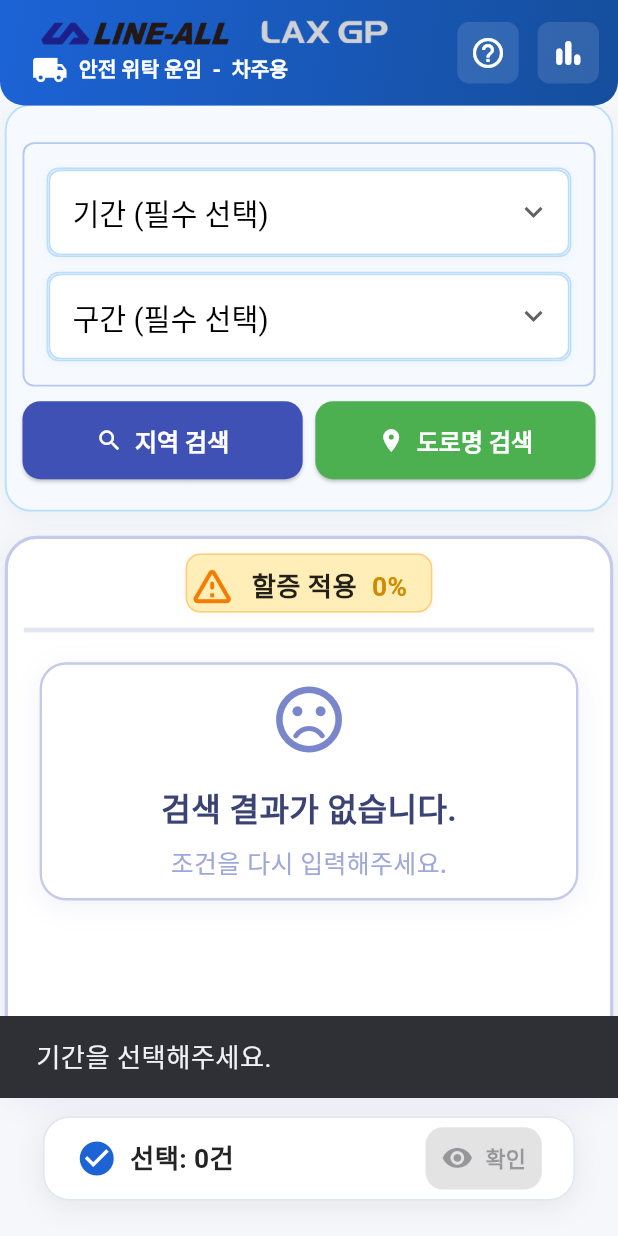
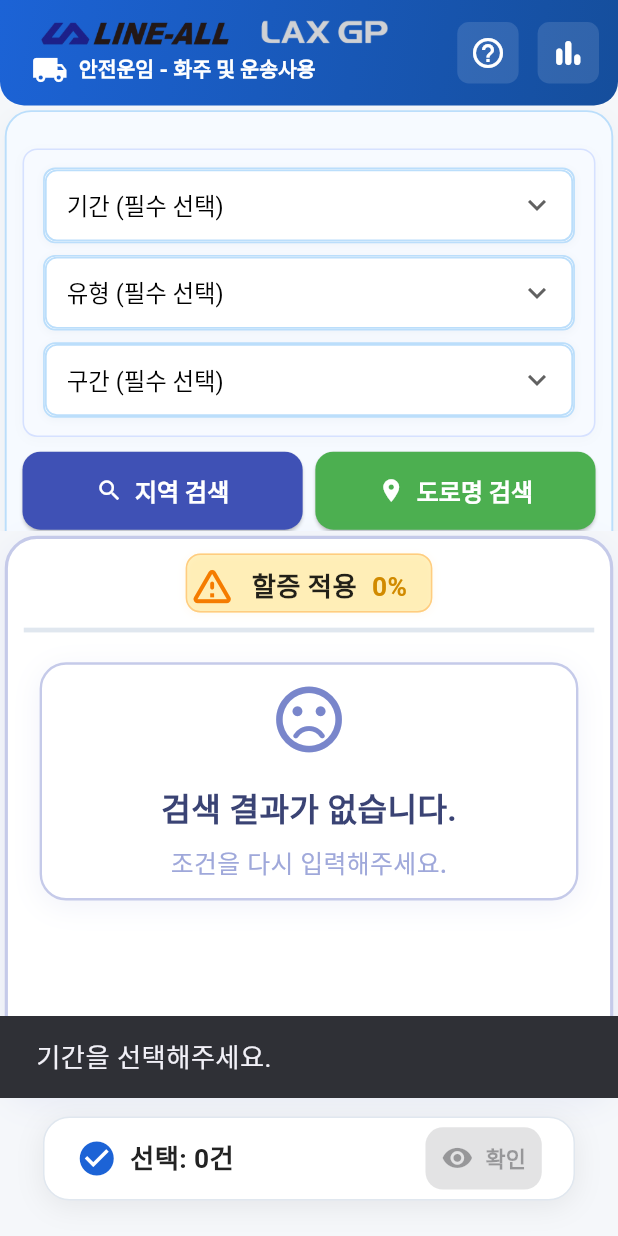
Before and after one commit to jang1231111/line-all-company, a Flutter app: the screen it shows after launch, after a tap on "지역 검색", on a phone screen of 412 x 824 dp. Run offline on Flutter 3.47's test engine with Material 3 defaults, Android fonts, the phone set to English and light mode, and no system bars; our stand-ins replace dio, firebase_core, firebase_crashlytics, flutter_riverpod, flutter_screenutil, freezed_annotation and 3 more; missing offline and left inert: tutorial_coach_mark; accounts and stored records are empty.

Commit message:
🎨 DropdownRow 폰트 축소 - 유형 드롭다운 추가 및 폰트 축소

```diff
--- a/lib/common/widgets/dropdown_field.dart
+++ b/lib/common/widgets/dropdown_field.dart
@@ -13,6 +13,7 @@ class DropdownField extends StatelessWidget {
   final bool enabled;
   final TextStyle? style;
   final TextStyle? hintStyle;
+  final EdgeInsetsGeometry? contentPadding;
 
   const DropdownField({
     super.key,
@@ -28,6 +29,7 @@ class DropdownField extends StatelessWidget {
     this.enabled = true,
     this.style,
     this.hintStyle,
+    this.contentPadding,
   });
 
   InputDecoration _decoration() => InputDecoration(
@@ -35,7 +37,8 @@ class DropdownField extends StatelessWidget {
         hintStyle: hintStyle,
         filled: true,
         fillColor: enabled ? Colors.white : Colors.grey.shade100,
-        contentPadding: const EdgeInsets.symmetric(horizontal: 12, vertical: 14),
+        contentPadding:
+            contentPadding ?? const EdgeInsets.symmetric(horizontal: 12, vertical: 14),
         border: OutlineInputBorder(
           borderRadius: BorderRadius.circular(8),
           borderSide: BorderSide(color: Colors.blue.shade100),
@@ -89,6 +92,8 @@ class DropdownField extends StatelessWidget {
               width: 1.5,
             ),
           ),
+          contentPadding:
+              contentPadding ?? const EdgeInsets.symmetric(horizontal: 12, vertical: 14),
         ),
         dropdownColor: Colors.white, // 드롭다운 목록 배경색 명확히 지정
         items: items
@@ -125,7 +130,7 @@ class DropdownField extends StatelessWidget {
         disabledHint: initialValue != null
             ? Text(initialValue!, style: style?.copyWith(color: Colors.grey))
             : null,
-        icon: const Icon(Icons.keyboard_arrow_down),
+        icon: icon != null ? Icon(icon) : const Icon(Icons.keyboard_arrow_down),
       ),
     );
   }
--- a/lib/features/condition/presentation/data/condition_options.dart
+++ b/lib/features/condition/presentation/data/condition_options.dart
@@ -47,7 +47,7 @@ const periodOptions = [
 ];
 
 const typeOptions = [
-  DropdownOption(value: '', label: '필수 선택'),
+  DropdownOption(value: '', label: '유형 (필수 선택)'),
   DropdownOption(value: 'transport', label: '안전운송운임'),
   DropdownOption(value: 'driver', label: '운수사업자간운임'),
   DropdownOption(value: 'safe', label: '안전위탁운임'),
@@ -111,7 +111,6 @@ const sidoOptions = [
 
 // 시군구, 읍면동, 법정동 등은 json에서 동적으로 파싱해서 사용 권장
 
-
 // section label 가져오기 함수
 String getSectionLabel(String value) {
   final option = sectionOptions.firstWhere(
--- a/lib/features/condition/presentation/pages/condition_form_page.dart
+++ b/lib/features/condition/presentation/pages/condition_form_page.dart
@@ -21,6 +21,7 @@ class ConditionFormPage extends ConsumerStatefulWidget {
 class _ConditionFormPageState extends ConsumerState<ConditionFormPage> {
   static const String _tutorialShownKey = 'condition_tutorial_shown_v1';
   final GlobalKey periodTargetKey = GlobalKey();
+  final GlobalKey typeTargetKey = GlobalKey();
   final GlobalKey sectionTargetKey = GlobalKey();
   final GlobalKey searchKey = GlobalKey();
   final GlobalKey regionButtonKey = GlobalKey();
@@ -453,6 +454,13 @@ class _ConditionFormPageState extends ConsumerState<ConditionFormPage> {
           alignment: 0.2,
         );
       }
+      // if (typeTargetKey.currentContext != null) {
+      //   await Scrollable.ensureVisible(
+      //     typeTargetKey.currentContext!,
+      //     duration: const Duration(milliseconds: 300),
+      //     alignment: 1.0,
+      //   );
+      // }
       // 바텀/앱바도 화면에 보이도록(있다면)
       if (selectedBottomKey.currentContext != null) {
         await Scrollable.ensureVisible(
@@ -640,7 +648,7 @@ class _ConditionFormPageState extends ConsumerState<ConditionFormPage> {
                           const Icon(Icons.local_shipping, color: Colors.white),
                           SizedBox(width: 7.w),
                           Text(
-                            '안전 위탁 운임  -  차주용',
+                            '안전운임 - 화주 및 운송사용',
                             style: TextStyle(
                               fontSize: 14.sp,
                               fontWeight: FontWeight.w800,
@@ -744,6 +752,7 @@ class _ConditionFormPageState extends ConsumerState<ConditionFormPage> {
                       children: [
                         ConditionFormWidget(
                           periodTargetKey: periodTargetKey,
+                          typeTargetKey: typeTargetKey,
                           sectionTargetKey: sectionTargetKey,
                           serachKey: searchKey,
                           regionButtonKey: regionButtonKey,
--- a/lib/features/condition/presentation/widgets/condition_form_widget.dart
+++ b/lib/features/condition/presentation/widgets/condition_form_widget.dart
@@ -6,19 +6,20 @@ import 'package:line_all/features/condition/presentation/providers/condition_pro
 import 'package:line_all/features/condition/presentation/widgets/period_dropdown_row.dart';
 import 'package:line_all/features/condition/presentation/widgets/region_selectors_dialog.dart';
 import 'package:line_all/features/condition/presentation/widgets/road_name_search_dialog.dart';
-import 'package:line_all/features/condition/presentation/widgets/search_type_selector_row.dart';
 
 class ConditionFormWidget extends ConsumerStatefulWidget {
-  final GlobalKey? periodTargetKey;
-  final GlobalKey? sectionTargetKey;
+  final GlobalKey periodTargetKey;
+  final GlobalKey typeTargetKey;
+  final GlobalKey sectionTargetKey;
   final GlobalKey? serachKey;
   final GlobalKey? regionButtonKey;
   final GlobalKey? roadButtonKey;
 
   const ConditionFormWidget({
     super.key,
-    this.periodTargetKey,
-    this.sectionTargetKey,
+    required this.periodTargetKey,
+    required this.typeTargetKey,
+    required this.sectionTargetKey,
     this.serachKey,
     this.regionButtonKey,
     this.roadButtonKey,
@@ -35,11 +36,8 @@ class _ConditionFormWidgetState extends ConsumerState<ConditionFormWidget> {
   final _typeFocusNode = FocusNode();
   final _sectionFocusNode = FocusNode();
 
-  final _periodKey = GlobalKey();
-  final _typeKey = GlobalKey();
-  final _sectionKey = GlobalKey();
-
   bool _periodError = false;
+  bool _typeError = false;
   bool _sectionError = false;
 
   @override
@@ -73,15 +71,32 @@ class _ConditionFormWidgetState extends ConsumerState<ConditionFormWidget> {
     final condition = ref.read(conditionViewModelProvider);
     setState(() {
       _periodError = condition.period == null || condition.period!.isEmpty;
+      _typeError = condition.type == null || condition.type!.isEmpty;
       _sectionError = condition.section == null || condition.section!.isEmpty;
     });
 
     if (_periodError) {
-      await _focusAndScroll(_periodKey, _periodFocusNode, '기간을 선택해주세요.');
+      await _focusAndScroll(
+        widget.periodTargetKey,
+        _periodFocusNode,
+        '기간을 선택해주세요.',
+      );
+      return;
+    }
+    if (_typeError) {
+      await _focusAndScroll(
+        widget.typeTargetKey,
+        _typeFocusNode,
+        '유형을 선택해주세요.',
+      );
       return;
     }
     if (_sectionError) {
-      await _focusAndScroll(_sectionKey, _sectionFocusNode, '구간을 선택해주세요.');
+      await _focusAndScroll(
+        widget.sectionTargetKey,
+        _sectionFocusNode,
+        '구간을 선택해주세요.',
+      );
       return;
     }
     onValid();
@@ -123,12 +138,12 @@ class _ConditionFormWidgetState extends ConsumerState<ConditionFormWidget> {
                     SizedBox(height: 14.h),
                     // Period (튜토리얼용 key 전달)
                     PeriodDropdownRow(
-                      key: widget.periodTargetKey ?? _periodKey,
+                      key: widget.periodTargetKey,
+                      typeKey: widget.typeTargetKey,
+                      sectionKey: widget.sectionTargetKey,
                       periodFocusNode: _periodFocusNode,
                       typeFocusNode: _typeFocusNode,
                       sectionFocusNode: _sectionFocusNode,
-                      typeKey: _typeKey,
-                      sectionKey: widget.sectionTargetKey ?? _sectionKey,
                     ),
                     SizedBox(height: 10.h),
                     // 검색 버튼들을 인라인으로 두어 개별 키 부여
@@ -141,12 +156,15 @@ class _ConditionFormWidgetState extends ConsumerState<ConditionFormWidget> {
                               key: widget.regionButtonKey,
                               icon: const Icon(Icons.search),
                               label: const Text('지역 검색'),
-                              style: ElevatedButton.styleFrom(backgroundColor: Colors.indigo),
+                              style: ElevatedButton.styleFrom(
+                                backgroundColor: Colors.indigo,
+                              ),
                               onPressed: () {
                                 _validateAndHandleSearchType(() {
                                   showDialog(
                                     context: context,
-                                    builder: (context) => const RegionSelectorsDialog(),
+                                    builder: (context) =>
+                                        const RegionSelectorsDialog(),
                                   );
                                 });
                               },
@@ -158,12 +176,15 @@ class _ConditionFormWidgetState extends ConsumerState<ConditionFormWidget> {
                               key: widget.roadButtonKey,
                               icon: const Icon(Icons.place),
                               label: const Text('도로명 검색'),
-                              style: ElevatedButton.styleFrom(backgroundColor: Colors.green),
+                              style: ElevatedButton.styleFrom(
+                                backgroundColor: Colors.green,
+                              ),
                               onPressed: () {
                                 _validateAndHandleSearchType(() async {
                                   RoadNameAddress? result = await showDialog(
                                     context: context,
-                                    builder: (context) => const RoadNameSearchDialog(),
+                                    builder: (context) =>
+                                        const RoadNameSearchDialog(),
                                   );
                                   if (result != null) {
                                     await viewModel.searchByRoadName(result);
--- a/lib/features/condition/presentation/widgets/period_dropdown_row.dart
+++ b/lib/features/condition/presentation/widgets/period_dropdown_row.dart
@@ -6,19 +6,21 @@ import 'package:line_all/features/condition/presentation/data/condition_options.
 import 'package:line_all/features/condition/presentation/providers/condition_provider.dart';
 
 class PeriodDropdownRow extends ConsumerWidget {
+  final Key? periodKey;
+  final Key? typeKey;
+  final Key? sectionKey;
   final FocusNode? periodFocusNode;
   final FocusNode? typeFocusNode;
   final FocusNode? sectionFocusNode;
-  final Key? typeKey;
-  final Key? sectionKey;
 
   const PeriodDropdownRow({
     super.key,
+    this.periodKey,
+    this.typeKey,
+    this.sectionKey,
     this.periodFocusNode,
     this.typeFocusNode,
     this.sectionFocusNode,
-    this.typeKey,
-    this.sectionKey,
   });
 
   @override
@@ -28,14 +30,23 @@ class PeriodDropdownRow extends ConsumerWidget {
 
     return Container(
       decoration: BoxDecoration(
-        border: Border.all(color: const Color(0xFFB4C8F7), width: 1.2.w),
-        borderRadius: BorderRadius.circular(8.r),
+        color: const Color(0xFFF7FAFF), // 연한 배경으로 가독성 향상
+        border: Border.all(color: const Color(0xFFD6E1FF), width: 1.w),
+        borderRadius: BorderRadius.circular(10.r),
+        boxShadow: [
+          BoxShadow(
+            color: Colors.black.withOpacity(0.02),
+            blurRadius: 6.r,
+            offset: Offset(0, 2.h),
+          ),
+        ],
       ),
-      padding: EdgeInsets.symmetric(vertical: 16.h, horizontal: 14.w),
+      padding: EdgeInsets.symmetric(vertical: 12.h, horizontal: 12.w),
       child: Column(
         children: [
           // 기간 드롭다운
           DropdownField(
+            key: periodKey,
             focusNode: periodFocusNode,
             initialValue: periodOptions
                 .firstWhere(
@@ -45,9 +56,13 @@ class PeriodDropdownRow extends ConsumerWidget {
                 .label,
             items: periodOptions.map((opt) => opt.label).toList(),
             hint: '필수 선택',
-            icon: null,
-            style: TextStyle(fontSize: 20.sp),
-            hintStyle: TextStyle(fontSize: 20.sp, color: Colors.grey),
+            icon: Icons.expand_more,
+            style: TextStyle(fontSize: 16.sp, color: Colors.black87),
+            hintStyle: TextStyle(fontSize: 14.sp, color: Colors.grey),
+            contentPadding: EdgeInsets.symmetric(
+              vertical: 10.h,
+              horizontal: 10.w,
+            ),
             onChanged: (v) {
               final selected = periodOptions.firstWhere(
                 (opt) => opt.label == v,
@@ -56,8 +71,36 @@ class PeriodDropdownRow extends ConsumerWidget {
               viewModel.update(condition.copyWith(period: selected.value));
             },
           ),
-          SizedBox(height: 10.h),
-          // 구간 드롭다운
+          SizedBox(height: 8.h),
+          // 유형 드롭다운
+          DropdownField(
+            key: typeKey,
+            focusNode: typeFocusNode,
+            initialValue: typeOptions
+                .firstWhere(
+                  (opt) => opt.value == condition.section,
+                  orElse: () => typeOptions.first,
+                )
+                .label,
+            items: typeOptions.map((opt) => opt.label).toList(),
+            hint: '유형 선택',
+            icon: Icons.expand_more,
+            style: TextStyle(fontSize: 16.sp, color: Colors.black87),
+            hintStyle: TextStyle(fontSize: 14.sp, color: Colors.grey),
+            contentPadding: EdgeInsets.symmetric(
+              vertical: 10.h,
+              horizontal: 10.w,
+            ),
+            onChanged: (v) {
+              final selected = typeOptions.firstWhere(
+                (opt) => opt.label == v,
+                orElse: () => typeOptions.first,
+              );
+              viewModel.update(condition.copyWith(type: selected.value));
+            },
+          ),
+          SizedBox(height: 8.h),
+          // 구간 상세 드롭다운
           DropdownField(
             key: sectionKey,
             focusNode: sectionFocusNode,
@@ -69,9 +112,13 @@ class PeriodDropdownRow extends ConsumerWidget {
                 .label,
             items: sectionOptions.map((opt) => opt.label).toList(),
             hint: '구간 선택',
-            icon: null,
-            style: TextStyle(fontSize: 20.sp),
-            hintStyle: TextStyle(fontSize: 20.sp, color: Colors.grey),
+            icon: Icons.expand_more,
+            style: TextStyle(fontSize: 16.sp, color: Colors.black87),
+            hintStyle: TextStyle(fontSize: 14.sp, color: Colors.grey),
+            contentPadding: EdgeInsets.symmetric(
+              vertical: 10.h,
+              horizontal: 10.w,
+            ),
             onChanged: (v) {
               final selected = sectionOptions.firstWhere(
                 (opt) => opt.label == v,
--- a/lib/features/condition/presentation/widgets/selected_fare_dialog.dart
+++ b/lib/features/condition/presentation/widgets/selected_fare_dialog.dart
@@ -348,8 +348,8 @@ class SelectedFareDialog extends ConsumerWidget {
                         selectedFareViewModel.clearState();
                         Navigator.of(context).pop('save');
                       },
-                      icon: Icon(Icons.save_rounded, size: 26.sp),
-                      label: Text('저장', style: TextStyle(fontSize: 20.sp)),
+                      icon: Icon(Icons.mail, size: 26.sp),
+                      label: Text('전송', style: TextStyle(fontSize: 20.sp)),
                     ),
                   ),
                 ],
```
